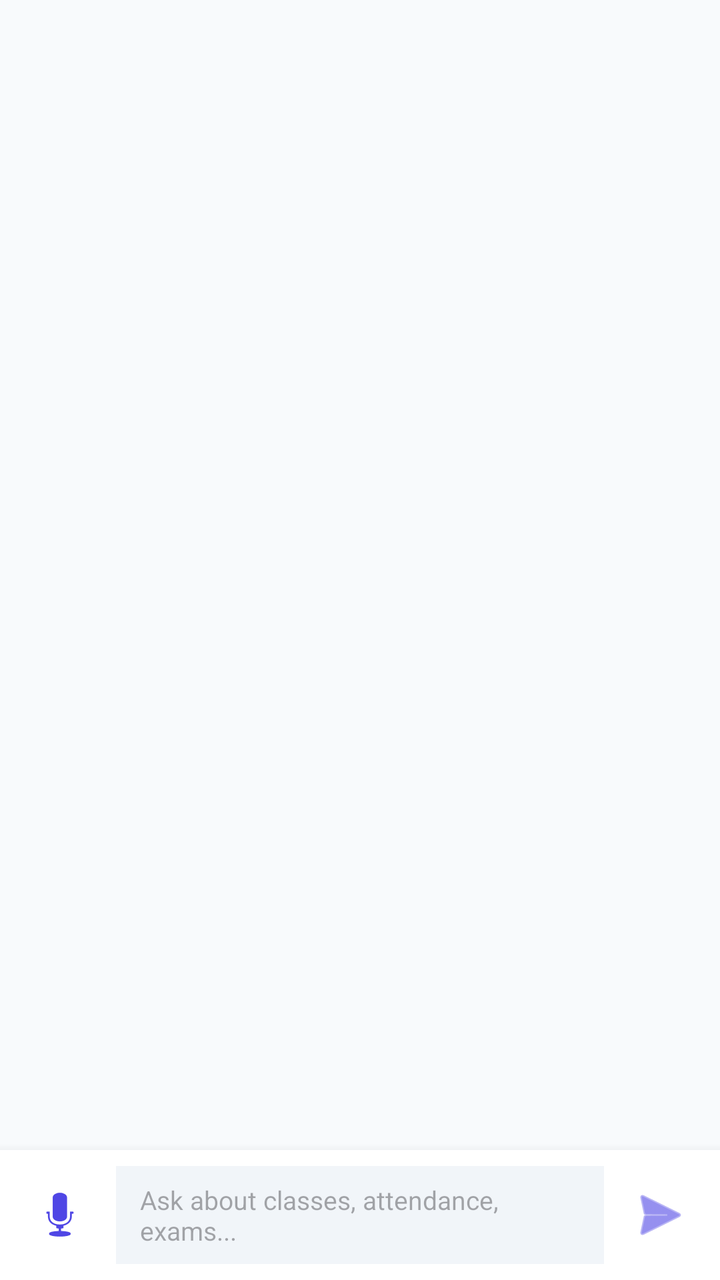
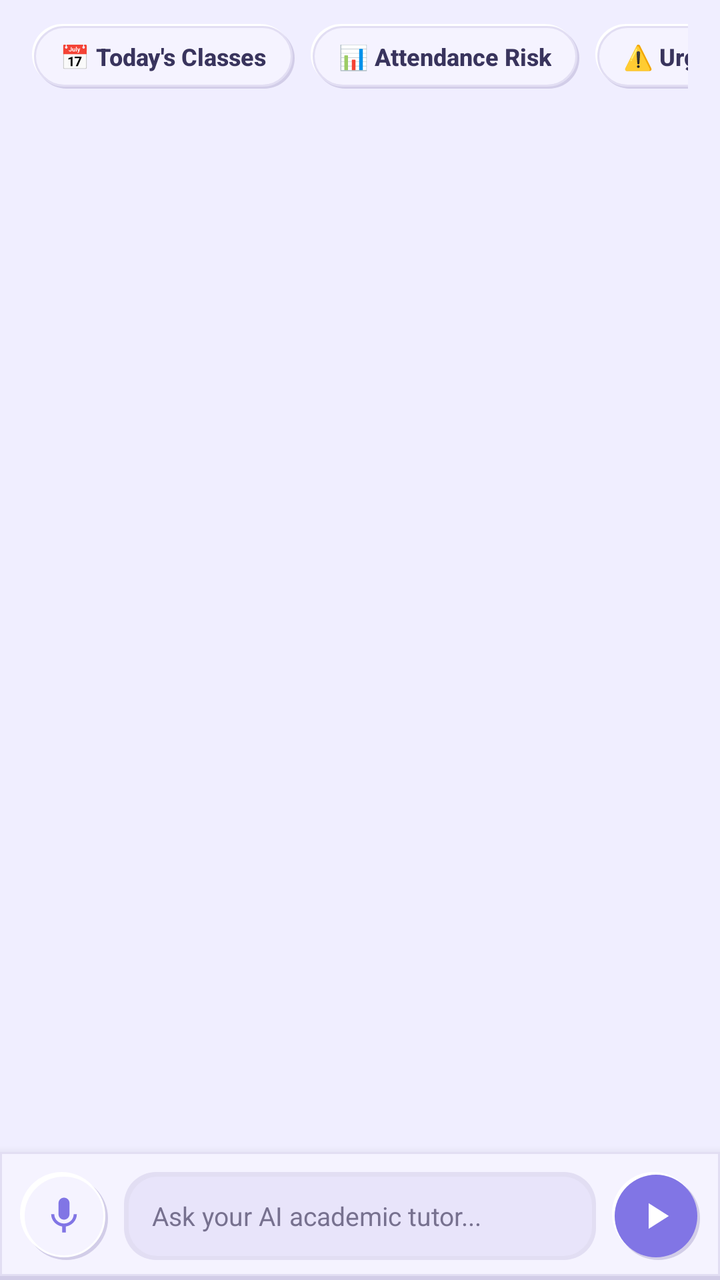

The first picture is an Android layout as it rendered before a commit; the second is the same layout after the commit. The layout source and the unified diff follow.
<!-- AndroidManifest.xml: application theme Theme.AcademiaLife -->
<!-- res/layout/fragment_ai_chat.xml -->
<?xml version="1.0" encoding="utf-8"?>
<androidx.constraintlayout.widget.ConstraintLayout xmlns:android="http://schemas.android.com/apk/res/android"
    xmlns:app="http://schemas.android.com/apk/res-auto"
    android:layout_width="match_parent"
    android:layout_height="match_parent"
    android:background="@color/slate_50">

    <androidx.recyclerview.widget.RecyclerView
        android:id="@+id/rvChatMessages"
        android:layout_width="match_parent"
        android:layout_height="0dp"
        android:clipToPadding="false"
        android:padding="16dp"
        app:layout_constraintTop_toTopOf="parent"
        app:layout_constraintBottom_toTopOf="@id/inputBarLayout" />

    <LinearLayout
        android:id="@+id/inputBarLayout"
        android:layout_width="match_parent"
        android:layout_height="wrap_content"
        android:background="@color/white"
        android:elevation="8dp"
        android:gravity="center_vertical"
        android:orientation="horizontal"
        android:padding="8dp"
        app:layout_constraintBottom_toBottomOf="parent">

        <ImageButton
            android:id="@+id/btnVoiceInput"
            android:layout_width="44dp"
            android:layout_height="44dp"
            android:background="?attr/selectableItemBackgroundBorderless"
            android:contentDescription="Voice Input"
            android:src="@android:drawable/ic_btn_speak_now"
            app:tint="@color/brand_primary" />

        <EditText
            android:id="@+id/etChatMessage"
            android:layout_width="0dp"
            android:layout_height="wrap_content"
            android:layout_marginHorizontal="6dp"
            android:layout_weight="1"
            android:background="@color/slate_100"
            android:hint="Ask about classes, attendance, exams..."
            android:inputType="textMultiLine"
            android:maxLines="3"
            android:paddingHorizontal="12dp"
            android:paddingVertical="8dp"
            android:textColor="@color/slate_900"
            android:textSize="13sp" />

        <ImageButton
            android:id="@+id/btnSendMessage"
            android:layout_width="44dp"
            android:layout_height="44dp"
            android:background="?attr/selectableItemBackgroundBorderless"
            android:contentDescription="Send"
            android:src="@android:drawable/ic_menu_send"
            app:tint="@color/brand_primary" />
    </LinearLayout>

</androidx.constraintlayout.widget.ConstraintLayout>
<!-- resources referenced by this layout -->
<resources>
  <color name="brand_primary">#4F46E5</color>
  <color name="slate_100">#F1F5F9</color>
  <color name="slate_50">#F8FAFC</color>
  <color name="slate_900">#0F172A</color>
  <style name="Theme.AcademiaLife" parent="Theme.Material3.DayNight.NoActionBar">
          
          <item name="colorPrimary">@color/brand_primary</item>
          <item name="colorOnPrimary">@color/white</item>
          <item name="colorPrimaryContainer">@color/slate_100</item>
          <item name="colorOnPrimaryContainer">@color/slate_900</item>
          
          <item name="colorSecondary">@color/brand_secondary</item>
          <item name="colorOnSecondary">@color/white</item>
          
          <item name="android:statusBarColor">@color/slate_900</item>
          <item name="android:windowLightStatusBar">false</item>
          <item name="android:windowBackground">@color/slate_50</item>
      </style>
  <color name="brand_secondary">#06B6D4</color>
  <!-- unchanged entries left out for length: 1 -->
</resources>

<!-- the commit's change to res/layout/fragment_ai_chat.xml (unified diff, before → after) -->
@@ -3,7 +3,88 @@
     xmlns:app="http://schemas.android.com/apk/res-auto"
     android:layout_width="match_parent"
     android:layout_height="match_parent"
-    android:background="@color/slate_50">
+    android:background="@color/neu_bg">
+
+    
+    <HorizontalScrollView
+        android:id="@+id/scrollSuggestions"
+        android:layout_width="match_parent"
+        android:layout_height="wrap_content"
+        android:paddingHorizontal="16dp"
+        android:paddingTop="12dp"
+        android:paddingBottom="4dp"
+        android:scrollbars="none"
+        app:layout_constraintTop_toTopOf="parent">
+
+        <LinearLayout
+            android:layout_width="wrap_content"
+            android:layout_height="wrap_content"
+            android:orientation="horizontal">
+
+            <TextView
+                android:id="@+id/promptTodayClasses"
+                android:layout_width="wrap_content"
+                android:layout_height="wrap_content"
+                android:layout_marginEnd="8dp"
+                android:background="@drawable/bg_neumorphic_chip_idle"
+                android:clickable="true"
+                android:focusable="true"
+                android:paddingHorizontal="14dp"
+                android:paddingVertical="8dp"
+                android:text="📅 Today's Classes"
+                android:textColor="@color/text_primary"
+                android:textSize="12sp"
+                android:fontFamily="sans-serif-medium"
+                android:textStyle="bold" />
+
+            <TextView
+                android:id="@+id/promptAttendance"
+                android:layout_width="wrap_content"
+                android:layout_height="wrap_content"
+                android:layout_marginEnd="8dp"
+                android:background="@drawable/bg_neumorphic_chip_idle"
+                android:clickable="true"
+                android:focusable="true"
+                android:paddingHorizontal="14dp"
+                android:paddingVertical="8dp"
+                android:text="📊 Attendance Risk"
+                android:textColor="@color/text_primary"
+                android:textSize="12sp"
+                android:fontFamily="sans-serif-medium"
+                android:textStyle="bold" />
+
+            <TextView
+                android:id="@+id/promptUrgentTasks"
+                android:layout_width="wrap_content"
+                android:layout_height="wrap_content"
+                android:layout_marginEnd="8dp"
+                android:background="@drawable/bg_neumorphic_chip_idle"
+                android:clickable="true"
+                android:focusable="true"
+                android:paddingHorizontal="14dp"
+                android:paddingVertical="8dp"
+                android:text="⚠️ Urgent Tasks"
+                android:textColor="@color/text_primary"
+                android:textSize="12sp"
+                android:fontFamily="sans-serif-medium"
+                android:textStyle="bold" />
+
+            <TextView
+                android:id="@+id/promptStudyPlan"
+                android:layout_width="wrap_content"
+                android:layout_height="wrap_content"
+                android:background="@drawable/bg_neumorphic_chip_idle"
+                android:clickable="true"
+                android:focusable="true"
+                android:paddingHorizontal="14dp"
+                android:paddingVertical="8dp"
+                android:text="💡 Plan Study Session"
+                android:textColor="@color/text_primary"
+                android:textSize="12sp"
+                android:fontFamily="sans-serif-medium"
+                android:textStyle="bold" />
+        </LinearLayout>
+    </HorizontalScrollView>
 
     <androidx.recyclerview.widget.RecyclerView
         android:id="@+id/rvChatMessages"
@@ -11,52 +92,70 @@
         android:layout_height="0dp"
         android:clipToPadding="false"
         android:padding="16dp"
-        app:layout_constraintTop_toTopOf="parent"
+        app:layout_constraintTop_toBottomOf="@id/scrollSuggestions"
         app:layout_constraintBottom_toTopOf="@id/inputBarLayout" />
 
+    
     <LinearLayout
         android:id="@+id/inputBarLayout"
         android:layout_width="match_parent"
         android:layout_height="wrap_content"
-        android:background="@color/white"
+        android:background="@drawable/bg_neumorphic_top_bar"
         android:elevation="8dp"
         android:gravity="center_vertical"
         android:orientation="horizontal"
-        android:padding="8dp"
+        android:padding="10dp"
         app:layout_constraintBottom_toBottomOf="parent">
 
-        <ImageButton
+        
+        <FrameLayout
             android:id="@+id/btnVoiceInput"
             android:layout_width="44dp"
             android:layout_height="44dp"
-            android:background="?attr/selectableItemBackgroundBorderless"
-            android:contentDescription="Voice Input"
-            android:src="@android:drawable/ic_btn_speak_now"
-            app:tint="@color/brand_primary" />
+            android:background="@drawable/bg_neumorphic_circle_btn"
+            android:clickable="true"
+            android:focusable="true">
 
+            <ImageView
+                android:id="@+id/ivMicIcon"
+                android:layout_width="22dp"
+                android:layout_height="22dp"
+                android:layout_gravity="center"
+                android:src="@drawable/ic_mic"
+                app:tint="@color/brand_primary" />
+        </FrameLayout>
+
+        
         <EditText
             android:id="@+id/etChatMessage"
             android:layout_width="0dp"
-            android:layout_height="wrap_content"
-            android:layout_marginHorizontal="6dp"
+            android:layout_height="44dp"
+            android:layout_marginHorizontal="8dp"
             android:layout_weight="1"
-            android:background="@color/slate_100"
-            android:hint="Ask about classes, attendance, exams..."
-            android:inputType="textMultiLine"
-            android:maxLines="3"
-            android:paddingHorizontal="12dp"
-            android:paddingVertical="8dp"
-            android:textColor="@color/slate_900"
+            android:background="@drawable/bg_neumorphic_sunken"
+            android:hint="Ask your AI academic tutor..."
+            android:inputType="text"
+            android:paddingHorizontal="14dp"
+            android:textColor="@color/text_primary"
+            android:textColorHint="@color/text_muted"
             android:textSize="13sp" />
 
-        <ImageButton
+        
+        <FrameLayout
             android:id="@+id/btnSendMessage"
             android:layout_width="44dp"
             android:layout_height="44dp"
-            android:background="?attr/selectableItemBackgroundBorderless"
-            android:contentDescription="Send"
-            android:src="@android:drawable/ic_menu_send"
-            app:tint="@color/brand_primary" />
+            android:background="@drawable/bg_neumorphic_circle_primary"
+            android:clickable="true"
+            android:focusable="true">
+
+            <ImageView
+                android:layout_width="22dp"
+                android:layout_height="22dp"
+                android:layout_gravity="center"
+                android:src="@drawable/ic_play"
+                app:tint="@color/white" />
+        </FrameLayout>
     </LinearLayout>
 
 </androidx.constraintlayout.widget.ConstraintLayout>
<!-- resource entries referenced after the edit -->
@@ -1,24 +1,226 @@
 <!-- resources referenced by this layout -->
 <resources>
-  <color name="brand_primary">#4F46E5</color>
-  <color name="slate_100">#F1F5F9</color>
-  <color name="slate_50">#F8FAFC</color>
-  <color name="slate_900">#0F172A</color>
+  <color name="brand_primary">#8175E5</color>
+  <color name="neu_bg">#F0EEFF</color>
+  <color name="text_muted">#77718F</color>
+  <color name="text_primary">#39345D</color>
+  <!-- drawable bg_neumorphic_chip_idle (drawable) -->
+  <?xml version="1.0" encoding="utf-8"?>
+  <layer-list xmlns:android="http://schemas.android.com/apk/res/android">
+      <item
+          android:left="2dp"
+          android:top="2dp">
+          <shape android:shape="rectangle">
+              <corners android:radius="50dp" />
+              <solid android:color="@color/lavender_dark_shadow" />
+          </shape>
+      </item>
+      <item
+          android:right="2dp"
+          android:bottom="2dp">
+          <shape android:shape="rectangle">
+              <corners android:radius="50dp" />
+              <solid android:color="@color/lavender_light_shadow" />
+          </shape>
+      </item>
+      <item
+          android:left="1dp"
+          android:top="1dp"
+          android:right="1dp"
+          android:bottom="1dp">
+          <shape android:shape="rectangle">
+              <corners android:radius="50dp" />
+              <solid android:color="@color/lavender_card" />
+              <stroke
+                  android:width="1dp"
+                  android:color="@color/lavender_divider" />
+          </shape>
+      </item>
+  </layer-list>
+  <!-- drawable bg_neumorphic_circle_btn (drawable) -->
+  <?xml version="1.0" encoding="utf-8"?>
+  <selector xmlns:android="http://schemas.android.com/apk/res/android">
+      <item android:state_pressed="true" android:drawable="@drawable/bg_neumorphic_circle_pressed" />
+      <item android:drawable="@drawable/bg_neumorphic_circle_idle" />
+  </selector>
+  <!-- drawable bg_neumorphic_circle_primary (drawable) -->
+  <?xml version="1.0" encoding="utf-8"?>
+  <layer-list xmlns:android="http://schemas.android.com/apk/res/android">
+      <item
+          android:left="2.5dp"
+          android:top="2.5dp">
+          <shape android:shape="oval">
+              <solid android:color="@color/lavender_dark_shadow" />
+          </shape>
+      </item>
+      <item
+          android:right="2.5dp"
+          android:bottom="2.5dp">
+          <shape android:shape="oval">
+              <solid android:color="@color/lavender_light_shadow" />
+          </shape>
+      </item>
+      <item
+          android:left="1.5dp"
+          android:top="1.5dp"
+          android:right="1.5dp"
+          android:bottom="1.5dp">
+          <shape android:shape="oval">
+              <solid android:color="@color/lavender_primary" />
+          </shape>
+      </item>
+  </layer-list>
+  <!-- drawable bg_neumorphic_sunken (drawable) -->
+  <?xml version="1.0" encoding="utf-8"?>
+  <layer-list xmlns:android="http://schemas.android.com/apk/res/android">
+      
+      <item>
+          <shape android:shape="rectangle">
+              <corners android:radius="16dp" />
+              <solid android:color="@color/lavender_divider" />
+          </shape>
+      </item>
+  
+      
+      <item
+          android:left="1.5dp"
+          android:top="1.5dp"
+          android:right="1dp"
+          android:bottom="1dp">
+          <shape android:shape="rectangle">
+              <corners android:radius="15dp" />
+              <solid android:color="@color/lavender_surface" />
+              <stroke
+                  android:width="1dp"
+                  android:color="@color/lavender_divider" />
+          </shape>
+      </item>
+  </layer-list>
+  <!-- drawable bg_neumorphic_top_bar (drawable) -->
+  <?xml version="1.0" encoding="utf-8"?>
+  <layer-list xmlns:android="http://schemas.android.com/apk/res/android">
+      
+      <item android:top="0dp" android:bottom="-3dp">
+          <shape android:shape="rectangle">
+              <solid android:color="@color/lavender_dark_shadow" />
+          </shape>
+      </item>
+      
+      <item android:bottom="2dp">
+          <shape android:shape="rectangle">
+              <solid android:color="@color/lavender_card" />
+              <stroke android:width="1dp" android:color="@color/lavender_divider" />
+          </shape>
+      </item>
+  </layer-list>
+  <!-- drawable ic_mic (drawable) -->
+  <vector xmlns:android="http://schemas.android.com/apk/res/android"
+      android:width="24dp"
+      android:height="24dp"
+      android:viewportWidth="24"
+      android:viewportHeight="24">
+    <path
+        android:fillColor="@color/brand_primary"
+        android:pathData="M12,14c1.66,0 2.99,-1.34 2.99,-3L15,5c0,-1.66 -1.34,-3 -3,-3S9,3.34 9,5v6c0,1.66 1.34,3 3,3zm5.3,-3c0,3 -2.54,5.1 -5.3,5.1S6.7,14 6.7,11H5c0,3.41 2.72,6.23 6,6.72V21h2v-3.28c3.28,-0.48 6,-3.3 6,-6.72h-1.7z"/>
+  </vector>
+  <!-- drawable ic_play (drawable) -->
+  <vector xmlns:android="http://schemas.android.com/apk/res/android"
+      android:width="24dp"
+      android:height="24dp"
+      android:viewportWidth="24"
+      android:viewportHeight="24">
+    <path
+        android:fillColor="@color/white"
+        android:pathData="M8,5v14l11,-7z"/>
+  </vector>
   <style name="Theme.AcademiaLife" parent="Theme.Material3.DayNight.NoActionBar">
           
-          <item name="colorPrimary">@color/brand_primary</item>
+          <item name="colorPrimary">@color/lavender_primary</item>
           <item name="colorOnPrimary">@color/white</item>
-          <item name="colorPrimaryContainer">@color/slate_100</item>
-          <item name="colorOnPrimaryContainer">@color/slate_900</item>
-          
-          <item name="colorSecondary">@color/brand_secondary</item>
+          <item name="colorPrimaryContainer">@color/lavender_surface</item>
+          <item name="colorOnPrimaryContainer">@color/lavender_deep</item>
+          
+          
+          <item name="colorSecondary">@color/lavender_deep</item>
           <item name="colorOnSecondary">@color/white</item>
           
-          <item name="android:statusBarColor">@color/slate_900</item>
-          <item name="android:windowLightStatusBar">false</item>
-          <item name="android:windowBackground">@color/slate_50</item>
+          
+          <item name="android:windowBackground">@color/lavender_bg</item>
+          <item name="colorSurface">@color/lavender_card</item>
+          <item name="colorOnSurface">@color/text_primary</item>
+  
+          
+          <item name="android:statusBarColor">@color/lavender_bg</item>
+          <item name="android:windowLightStatusBar">true</item>
+          <item name="android:navigationBarColor">@color/lavender_bg</item>
+          <item name="android:windowLightNavigationBar" tools:targetApi="o_mr1">true</item>
+  
+          
+          <item name="materialAlertDialogTheme">@style/ThemeOverlay.AcademiaLife.MaterialAlertDialog</item>
       </style>
-  <color name="brand_secondary">#06B6D4</color>
+  <color name="lavender_dark_shadow">#D2CDE8</color>
+  <color name="lavender_light_shadow">#FFFFFF</color>
+  <color name="lavender_card">#F5F3FF</color>
+  <color name="lavender_divider">#E2DEF3</color>
+  <!-- drawable bg_neumorphic_circle_pressed (drawable) -->
+  <?xml version="1.0" encoding="utf-8"?>
+  <layer-list xmlns:android="http://schemas.android.com/apk/res/android">
+      <item>
+          <shape android:shape="oval">
+              <solid android:color="@color/lavender_divider" />
+          </shape>
+      </item>
+      <item
+          android:left="2dp"
+          android:top="2dp"
+          android:right="1dp"
+          android:bottom="1dp">
+          <shape android:shape="oval">
+              <solid android:color="@color/lavender_surface" />
+          </shape>
+      </item>
+  </layer-list>
+  <!-- drawable bg_neumorphic_circle_idle (drawable) -->
+  <?xml version="1.0" encoding="utf-8"?>
+  <layer-list xmlns:android="http://schemas.android.com/apk/res/android">
+      <item
+          android:left="2.5dp"
+          android:top="2.5dp">
+          <shape android:shape="oval">
+              <solid android:color="@color/lavender_dark_shadow" />
+          </shape>
+      </item>
+      <item
+          android:right="2.5dp"
+          android:bottom="2.5dp">
+          <shape android:shape="oval">
+              <solid android:color="@color/lavender_light_shadow" />
+          </shape>
+      </item>
+      <item
+          android:left="1.5dp"
+          android:top="1.5dp"
+          android:right="1.5dp"
+          android:bottom="1.5dp">
+          <shape android:shape="oval">
+              <solid android:color="@color/lavender_card" />
+              <stroke
+                  android:width="1dp"
+                  android:color="@color/lavender_light_shadow" />
+          </shape>
+      </item>
+  </layer-list>
+  <color name="lavender_primary">#8175E5</color>
+  <color name="lavender_surface">#E8E4FA</color>
+  <color name="lavender_deep">#6257C9</color>
+  <color name="lavender_bg">#F0EEFF</color>
+  <style name="ThemeOverlay.AcademiaLife.MaterialAlertDialog" parent="ThemeOverlay.Material3.MaterialAlertDialog">
+          <item name="shapeAppearanceOverlay">@style/ShapeAppearance.AcademiaLife.Dialog</item>
+          <item name="colorSurface">@color/lavender_card</item>
+      </style>
+  <style name="ShapeAppearance.AcademiaLife.Dialog" parent="">
+          <item name="cornerSize">22dp</item>
+      </style>
   <!-- unchanged entries left out for length: 1 -->
 </resources>
 
